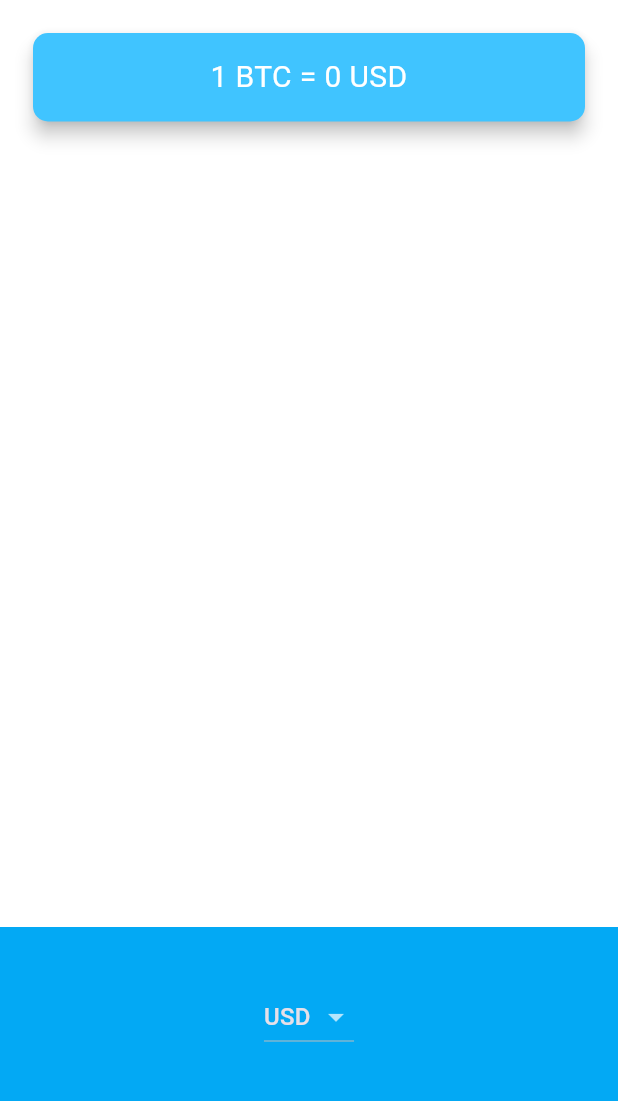
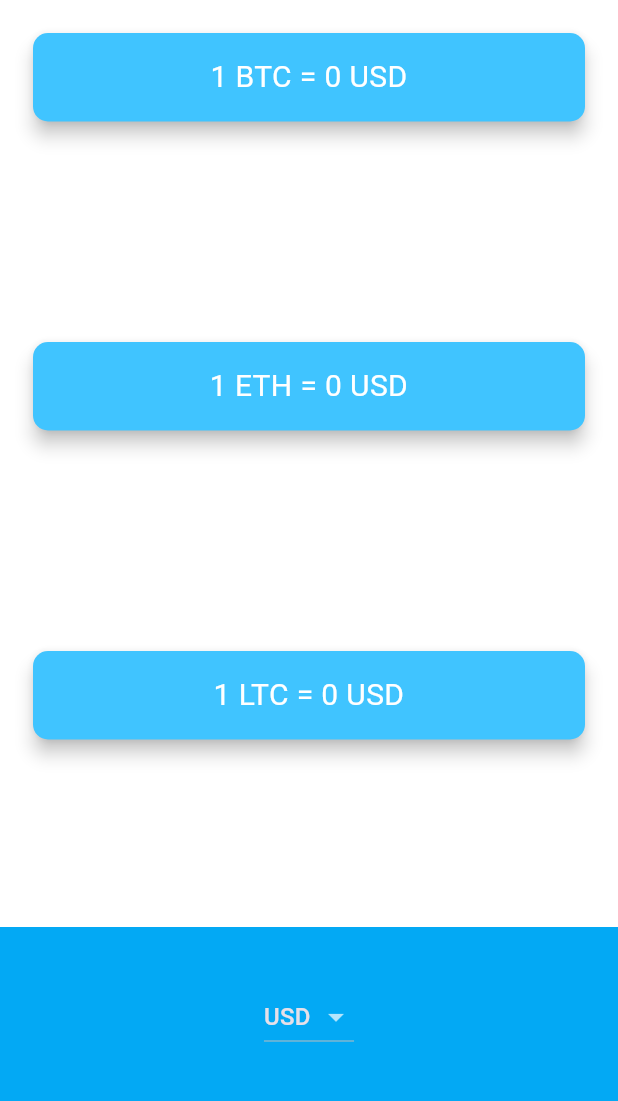
Before and after one commit to RITWIZSINGH/Bitcoin_ticker, a Flutter app: the screen it shows after launch, on a phone screen of 412 x 824 dp, the part 84-1185 px from its top. Run offline on Flutter 3.47's test engine with Material 3 defaults, Android fonts, the phone set to English and light mode, and no system bars.

Commit message:
added full functionality for android and the three cards are harcoded

```diff
--- a/lib/coin_data.dart
+++ b/lib/coin_data.dart
@@ -27,5 +27,3 @@ const List<String> cryptoList = [
   'ETH',
   'LTC',
 ];
-
-class CoinData {}
--- a/lib/price_screen.dart
+++ b/lib/price_screen.dart
@@ -13,18 +13,29 @@ class PriceScreen extends StatefulWidget {
 
 class _PriceScreenState extends State<PriceScreen> {
   //property to store the price of the coin
-  late int price = 0;
+  late int pricebtc = 0;
+  late int priceeth = 0;
+  late int priceltc = 0;
 
   //Object for the of CurrencyModel class
   CurrencyModel currencyModel = CurrencyModel();
   //Variable to Update the currency name in the DropDownButton
   String selectCurrency = 'USD';
 
+  //updating price individually with if condition for each coin type
   void updatePrice(dynamic coinData) async {
     var data = await coinData;
     setState(() {
-      double priceInDouble = data['rate'];
-      price = priceInDouble.toInt();
+      if (data['asset_id_base'] == 'BTC') {
+        double priceInDouble = data['rate'];
+        pricebtc = priceInDouble.toInt();
+      } else if (data['asset_id_base'] == 'ETH') {
+        double priceInDouble = data['rate'];
+        priceeth = priceInDouble.toInt();
+      } else if (data['asset_id_base'] == 'LTC') {
+        double priceInDouble = data['rate'];
+        priceltc = priceInDouble.toInt();
+      }
     });
   }
 
@@ -49,8 +60,11 @@ class _PriceScreenState extends State<PriceScreen> {
         setState(() {
           selectCurrency = value!;
         });
-        var coinPrice = currencyModel.getCoinPrice('BTC', selectCurrency);
-        updatePrice(coinPrice);
+        //looping through the cryptoList to check price of each coin
+        for (String crypto in cryptoList) {
+          var coinPrice = currencyModel.getCoinPrice(crypto, selectCurrency);
+          updatePrice(coinPrice);
+        }
       },
     );
   }
@@ -113,7 +127,51 @@ class _PriceScreenState extends State<PriceScreen> {
               child: Padding(
                 padding: EdgeInsets.symmetric(vertical: 15.0, horizontal: 28.0),
                 child: Text(
-                  '1 BTC = $price $selectCurrency',
+                  '1 BTC = $pricebtc $selectCurrency',
+                  textAlign: TextAlign.center,
+                  style: TextStyle(
+                    fontSize: 20.0,
+                    color: Colors.white,
+                  ),
+                ),
+              ),
+            ),
+          ),
+          //2nd card
+          Padding(
+            padding: EdgeInsets.fromLTRB(18.0, 18.0, 18.0, 0),
+            child: Card(
+              color: Colors.lightBlueAccent,
+              elevation: 5.0,
+              shape: RoundedRectangleBorder(
+                borderRadius: BorderRadius.circular(10.0),
+              ),
+              child: Padding(
+                padding: EdgeInsets.symmetric(vertical: 15.0, horizontal: 28.0),
+                child: Text(
+                  '1 ETH = $priceeth $selectCurrency',
+                  textAlign: TextAlign.center,
+                  style: TextStyle(
+                    fontSize: 20.0,
+                    color: Colors.white,
+                  ),
+                ),
+              ),
+            ),
+          ),
+          //3rd card
+          Padding(
+            padding: EdgeInsets.fromLTRB(18.0, 18.0, 18.0, 0),
+            child: Card(
+              color: Colors.lightBlueAccent,
+              elevation: 5.0,
+              shape: RoundedRectangleBorder(
+                borderRadius: BorderRadius.circular(10.0),
+              ),
+              child: Padding(
+                padding: EdgeInsets.symmetric(vertical: 15.0, horizontal: 28.0),
+                child: Text(
+                  '1 LTC = $priceltc $selectCurrency',
                   textAlign: TextAlign.center,
                   style: TextStyle(
                     fontSize: 20.0,
```
